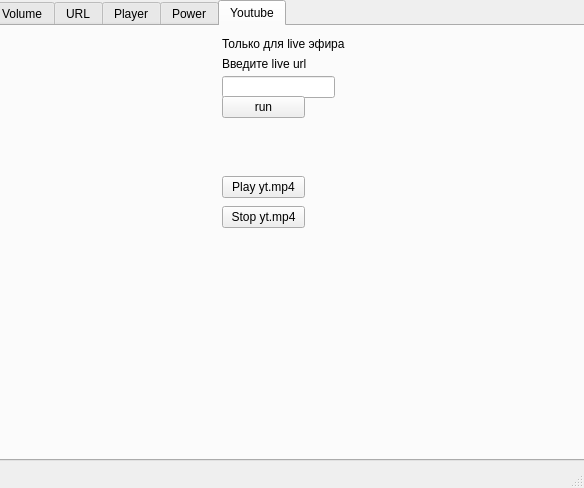
This is kodigui.ui in definitly486/KodiGui as Qt 5 draws it before an edit. The edited form follows.
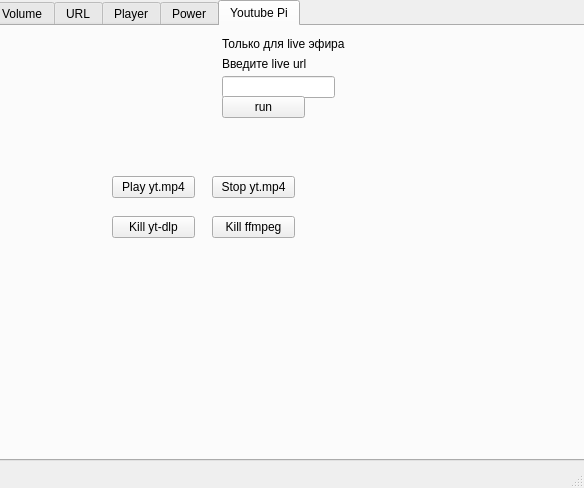
This is the edited form. Icons and pictures are not drawn.

Commit message: изменено:      kodigui.pro.user 	изменено:      kodigui.ui 	изменено:      mainwindow.cpp 	изменено:      mainwindow.h

What changed in the file:
```diff
--- a/kodigui.ui
+++ b/kodigui.ui
@@ -222,7 +222,7 @@
     </widget>
     <widget class="QWidget" name="tab">
      <attribute name="title">
-      <string>Youtube</string>
+      <string>Youtube Pi</string>
      </attribute>
      <widget class="QLineEdit" name="lineEdit_3">
       <property name="geometry">
@@ -263,7 +263,7 @@
      <widget class="QPushButton" name="pushButton_9">
       <property name="geometry">
        <rect>
-        <x>230</x>
+        <x>120</x>
         <y>150</y>
         <width>83</width>
         <height>22</height>
@@ -289,8 +289,8 @@
      <widget class="QPushButton" name="pushButton_10">
       <property name="geometry">
        <rect>
-        <x>230</x>
-        <y>180</y>
+        <x>220</x>
+        <y>150</y>
         <width>83</width>
         <height>22</height>
        </rect>
@@ -299,6 +299,32 @@
        <string>Stop yt.mp4</string>
       </property>
      </widget>
+     <widget class="QPushButton" name="pushButton_11">
+      <property name="geometry">
+       <rect>
+        <x>120</x>
+        <y>190</y>
+        <width>83</width>
+        <height>22</height>
+       </rect>
+      </property>
+      <property name="text">
+       <string>Kill yt-dlp</string>
+      </property>
+     </widget>
+     <widget class="QPushButton" name="pushButton_12">
+      <property name="geometry">
+       <rect>
+        <x>220</x>
+        <y>190</y>
+        <width>83</width>
+        <height>22</height>
+       </rect>
+      </property>
+      <property name="text">
+       <string>Kill ffmpeg</string>
+      </property>
+     </widget>
     </widget>
    </widget>
   </widget>
```
The commit also changes 3 other files.
